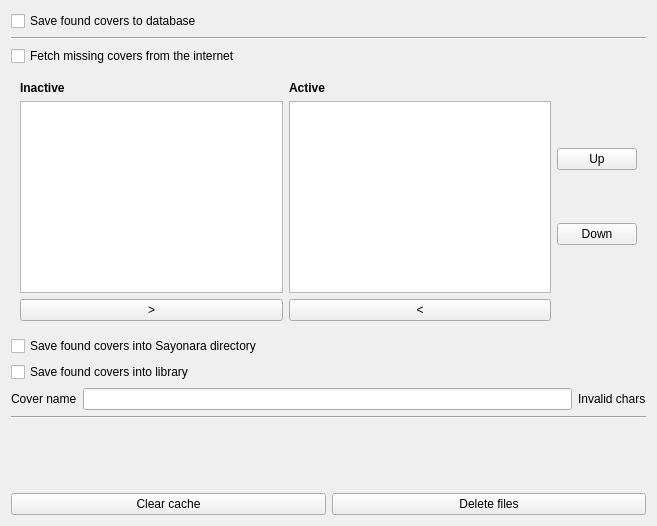
This is src/Gui/Preferences/Covers/GUI_CoverPreferences.ui in Inferno214221/sayonara-player as Qt 5 draws it before an edit. The edited form follows.
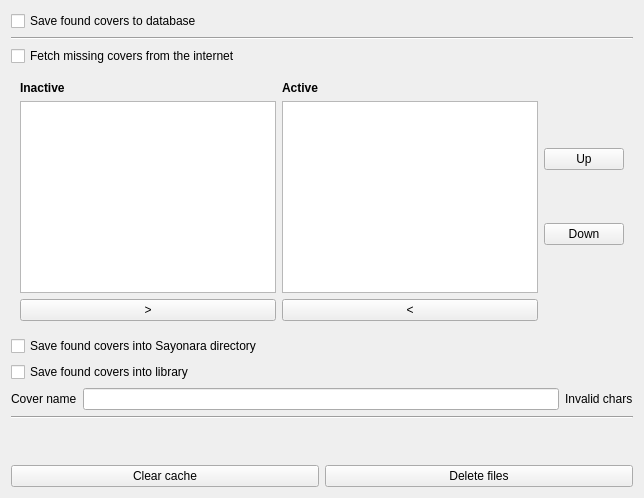
This is the edited form.

```diff
--- a/src/Gui/Preferences/Covers/GUI_CoverPreferences.ui
+++ b/src/Gui/Preferences/Covers/GUI_CoverPreferences.ui
@@ -2,26 +2,12 @@
 <ui version="4.0">
  <class>GUI_CoverPreferences</class>
  <widget class="QWidget" name="GUI_CoverPreferences">
-  <property name="geometry">
-   <rect>
-    <x>0</x>
-    <y>0</y>
-    <width>657</width>
-    <height>526</height>
-   </rect>
-  </property>
   <layout class="QGridLayout" name="gridLayout">
    <item row="6" column="0">
     <widget class="QWidget" name="widget" native="true">
      <layout class="QGridLayout" name="gridLayout_3">
       <item row="1" column="1">
        <widget class="QListWidget" name="lv_cover_searchers">
-        <property name="sizePolicy">
-         <sizepolicy hsizetype="MinimumExpanding" vsizetype="Expanding">
-          <horstretch>0</horstretch>
-          <verstretch>0</verstretch>
-         </sizepolicy>
-        </property>
         <property name="dragEnabled">
          <bool>true</bool>
         </property>
```
